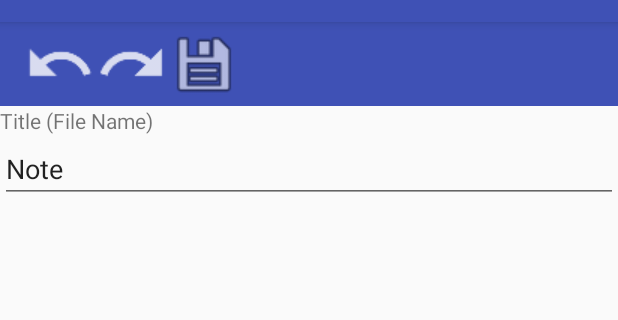
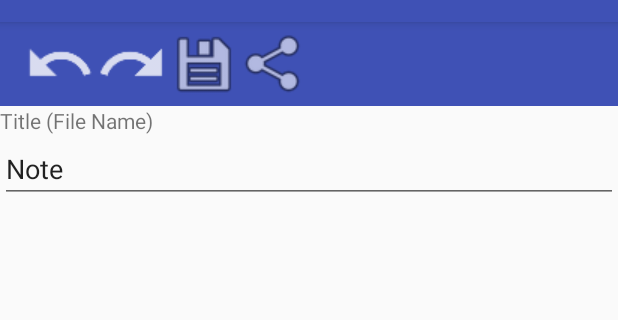
Before and after one commit to aario/snotepad, an Android app: the screen it shows after launch (MainActivity), after a tap on an icon or button, on a phone screen of 412 x 824 dp, the part 62-382 px from its top. Run offline under Robolectric (Android 15) with nearby library versions, the phone set to English and light mode, and no system bars.

Commit message:
Added share feature

```diff
--- a/app/src/main/res/layout/editor_fragment.xml
+++ b/app/src/main/res/layout/editor_fragment.xml
@@ -36,6 +36,13 @@
             android:background="@android:drawable/ic_menu_save"
             android:enabled="true" />
 
+        <Button
+            android:id="@+id/btShare"
+            android:layout_width="48dp"
+            android:layout_height="wrap_content"
+            android:background="@android:drawable/ic_menu_share"
+            android:enabled="true" />
+
     </android.support.v7.widget.Toolbar>
 
     <TextView
```
Also changed, not shown: app/src/main/java/info/aario/snotepad/EditorFragment.java (+22 -1 lines).
